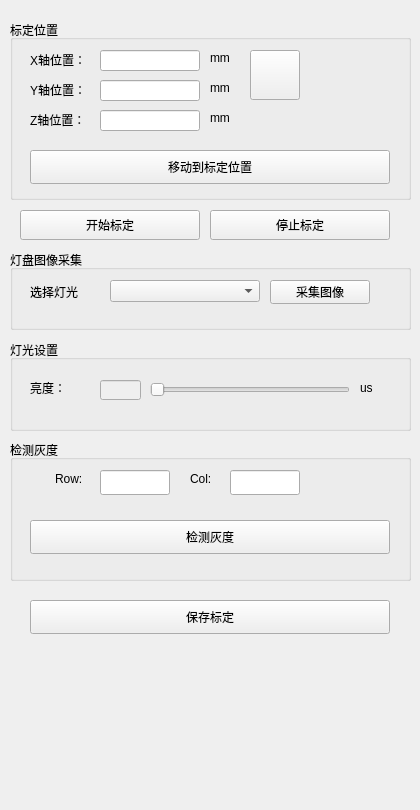
Qt form VisionDetect/LightCalibrationView.ui (chuandongxu/AOI) before a commit.
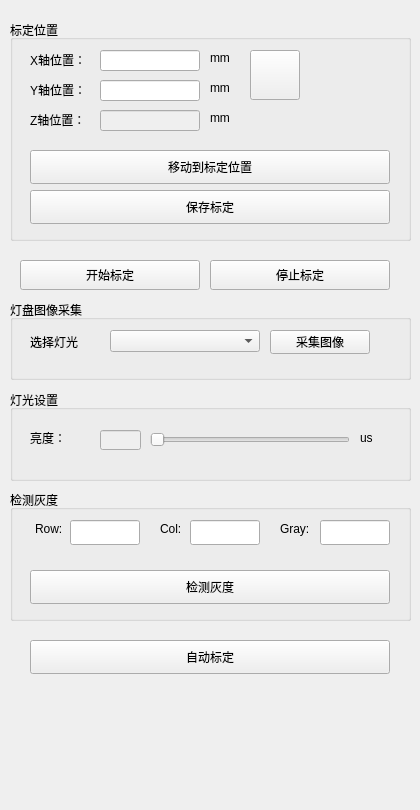
The same form after that commit. Icons and pictures are not drawn.

Patch:
```diff
--- a/VisionDetect/LightCalibrationView.ui
+++ b/VisionDetect/LightCalibrationView.ui
@@ -19,7 +19,7 @@
      <x>10</x>
      <y>20</y>
      <width>401</width>
-     <height>180</height>
+     <height>221</height>
     </rect>
    </property>
    <property name="title">
@@ -105,7 +105,7 @@
    </widget>
    <widget class="QLineEdit" name="lineEdit_readyPosZ">
     <property name="enabled">
-     <bool>true</bool>
+     <bool>false</bool>
     </property>
     <property name="geometry">
      <rect>
@@ -178,12 +178,25 @@
      <string>移动到标定位置</string>
     </property>
    </widget>
+   <widget class="QPushButton" name="pushButton_SaveCali">
+    <property name="geometry">
+     <rect>
+      <x>20</x>
+      <y>170</y>
+      <width>360</width>
+      <height>34</height>
+     </rect>
+    </property>
+    <property name="text">
+     <string>保存标定</string>
+    </property>
+   </widget>
   </widget>
   <widget class="QGroupBox" name="groupBox_6">
    <property name="geometry">
     <rect>
      <x>10</x>
-     <y>250</y>
+     <y>300</y>
      <width>401</width>
      <height>80</height>
     </rect>
@@ -232,7 +245,7 @@
    <property name="geometry">
     <rect>
      <x>20</x>
-     <y>210</y>
+     <y>260</y>
      <width>180</width>
      <height>30</height>
     </rect>
@@ -245,7 +258,7 @@
    <property name="geometry">
     <rect>
      <x>210</x>
-     <y>210</y>
+     <y>260</y>
      <width>180</width>
      <height>30</height>
     </rect>
@@ -258,7 +271,7 @@
    <property name="geometry">
     <rect>
      <x>10</x>
-     <y>340</y>
+     <y>390</y>
      <width>401</width>
      <height>91</height>
     </rect>
@@ -329,9 +342,9 @@
    <property name="geometry">
     <rect>
      <x>10</x>
-     <y>440</y>
+     <y>490</y>
      <width>401</width>
-     <height>141</height>
+     <height>131</height>
     </rect>
    </property>
    <property name="title">
@@ -353,7 +366,7 @@
    <widget class="QLineEdit" name="lineEdit_DetectGraySacleRow">
     <property name="geometry">
      <rect>
-      <x>90</x>
+      <x>60</x>
       <y>30</y>
       <width>70</width>
       <height>25</height>
@@ -363,7 +376,7 @@
    <widget class="QLabel" name="label_25">
     <property name="geometry">
      <rect>
-      <x>45</x>
+      <x>25</x>
       <y>30</y>
       <width>41</width>
       <height>18</height>
@@ -376,7 +389,7 @@
    <widget class="QLabel" name="label_35">
     <property name="geometry">
      <rect>
-      <x>180</x>
+      <x>150</x>
       <y>30</y>
       <width>41</width>
       <height>18</height>
@@ -389,25 +402,48 @@
    <widget class="QLineEdit" name="lineEdit_DetectGrayScaleCol">
     <property name="geometry">
      <rect>
-      <x>220</x>
+      <x>180</x>
       <y>30</y>
       <width>70</width>
       <height>25</height>
      </rect>
     </property>
    </widget>
+   <widget class="QLineEdit" name="lineEdit_GrayValue">
+    <property name="geometry">
+     <rect>
+      <x>310</x>
+      <y>30</y>
+      <width>70</width>
+      <height>25</height>
+     </rect>
+    </property>
+   </widget>
+   <widget class="QLabel" name="label_36">
+    <property name="geometry">
+     <rect>
+      <x>270</x>
+      <y>30</y>
+      <width>41</width>
+      <height>18</height>
+     </rect>
+    </property>
+    <property name="text">
+     <string>Gray:</string>
+    </property>
+   </widget>
   </widget>
-  <widget class="QPushButton" name="pushButton_SaveCali">
+  <widget class="QPushButton" name="pushButton_AutoCali">
    <property name="geometry">
     <rect>
      <x>30</x>
-     <y>600</y>
+     <y>640</y>
      <width>360</width>
      <height>34</height>
     </rect>
    </property>
    <property name="text">
-    <string>保存标定</string>
+    <string>自动标定</string>
    </property>
   </widget>
  </widget>
```
